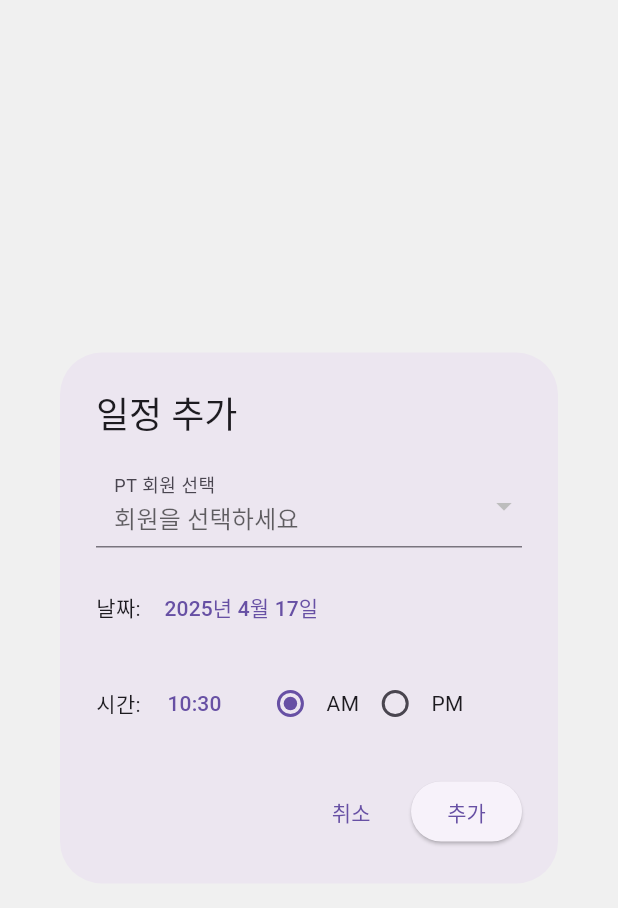
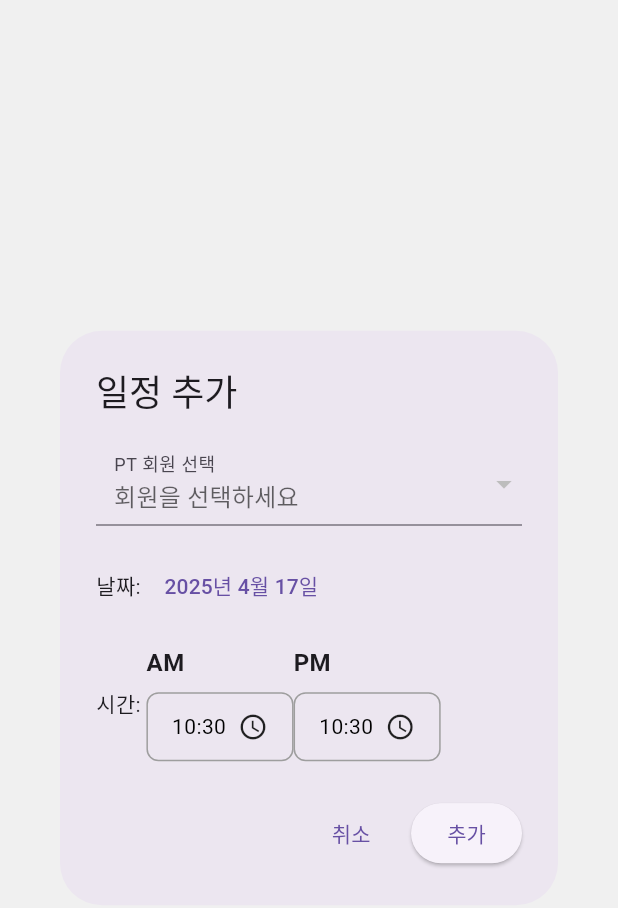
Before and after one commit to GN-AI-3/final_project_fe, a Flutter app: the AddScheduleDialog widget shown alone on an empty page, opened directly with empty values, on a phone screen of 412 x 824 dp. Shown: the top 908 px of the screen. Run offline on Flutter 3.47's test engine with Material 3 defaults, Android fonts, the phone set to English and light mode, and no system bars; our stand-ins replace firebase_core, firebase_messaging, flutter_dotenv, flutter_local_notifications, shared_preferences, syncfusion_flutter_calendar; missing offline and left inert: syncfusion_localizations; accounts and stored records are empty; network calls fail.

Commit message:
Fix: 필터 오류 수정, UI 변경중

```diff
--- a/lib/widgets/add_schedule_dialog.dart
+++ b/lib/widgets/add_schedule_dialog.dart
@@ -23,7 +23,7 @@ class _AddScheduleDialogState extends State<AddScheduleDialog> {
   PtContract? _selectedContract;
   DateTime? _selectedDate;
   TimeOfDay _selectedTime = TimeOfDay.now();
-  bool _isAm = true;
+  final bool _isAm = true;
 
   @override
   void initState() {
@@ -207,36 +207,68 @@ class _AddScheduleDialogState extends State<AddScheduleDialog> {
     return Row(
       children: [
         const Text('시간: '),
-        TextButton(
-          onPressed: () async {
-            final time = await showTimePicker(
+        _buildTimeSelector(
+          'AM',
+          _selectedTime,
+          (value) => setState(() => _selectedTime = value),
+        ),
+        _buildTimeSelector(
+          'PM',
+          _selectedTime,
+          (value) => setState(() => _selectedTime = value),
+        ),
+      ],
+    );
+  }
+
+  Widget _buildTimeSelector(
+    String label,
+    TimeOfDay? time,
+    Function(TimeOfDay) onTimeSelected,
+  ) {
+    return Column(
+      crossAxisAlignment: CrossAxisAlignment.start,
+      children: [
+        Text(
+          label,
+          style: const TextStyle(
+            fontSize: 16,
+            fontWeight: FontWeight.bold,
+          ),
+        ),
+        const SizedBox(height: 8),
+        InkWell(
+          onTap: () async {
+            final selectedTime = await showTimePicker(
               context: context,
-              initialTime: _selectedTime,
+              initialTime: time ?? TimeOfDay.now(),
             );
-            if (time != null) {
-              setState(() => _selectedTime = time);
+            if (selectedTime != null) {
+              onTimeSelected(selectedTime);
             }
           },
-          child: Text(
-            '${_selectedTime.hour.toString().padLeft(2, '0')}:${_selectedTime.minute.toString().padLeft(2, '0')}',
+          child: Container(
+            padding: const EdgeInsets.symmetric(horizontal: 16, vertical: 12),
+            decoration: BoxDecoration(
+              border: Border.all(color: Colors.grey),
+              borderRadius: BorderRadius.circular(8),
+            ),
+            child: Row(
+              mainAxisSize: MainAxisSize.min,
+              children: [
+                Text(
+                  time != null
+                      ? '${time.hour.toString().padLeft(2, '0')}:${time.minute.toString().padLeft(2, '0')}'
+                      : '시간 선택',
+                  style: TextStyle(
+                    color: time != null ? Colors.black : Colors.grey,
+                  ),
+                ),
+                const SizedBox(width: 8),
+                const Icon(Icons.access_time, size: 20),
+              ],
+            ),
           ),
-        ),
-        const SizedBox(width: 8),
-        Row(
-          children: [
-            Radio<bool>(
-              value: true,
-              groupValue: _isAm,
-              onChanged: (value) => setState(() => _isAm = value!),
-            ),
-            const Text('AM'),
-            Radio<bool>(
-              value: false,
-              groupValue: _isAm,
-              onChanged: (value) => setState(() => _isAm = value!),
-            ),
-            const Text('PM'),
-          ],
         ),
       ],
     );
```
Also changed, not shown: lib/screens/calendar_screen.dart (+27 -39 lines), lib/screens/member_calendar_screen.dart (+1 -40 lines), lib/screens/pt_contract_screen.dart (+36 -54 lines), lib/widgets/custom_dialog.dart (+55 -36 lines).
